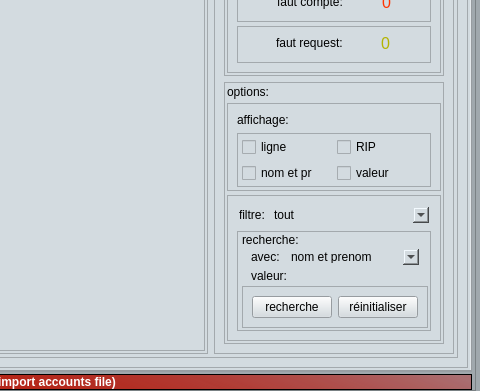
The window that ui/main_ui.ui (otmanLAHRECHE/CCP_cheker) describes before a commit, drawn with Qt 5; both pictures show x 470 to 950 and y 249 to 640 of the 950 by 640 pixel window.
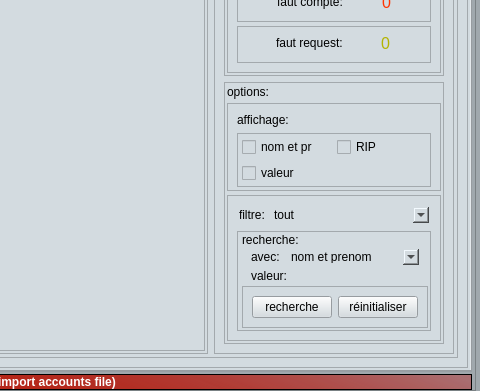
The same window after the commit.

Patch:
```diff
--- a/ui/main_ui.ui
+++ b/ui/main_ui.ui
@@ -760,21 +760,14 @@
                                </property>
                               </widget>
                              </item>
-                             <item row="1" column="0">
+                             <item row="0" column="0">
                               <widget class="QCheckBox" name="checkBox_2">
                                <property name="text">
                                 <string>nom et pr</string>
                                </property>
                               </widget>
                              </item>
-                             <item row="0" column="0">
-                              <widget class="QCheckBox" name="checkBox">
-                               <property name="text">
-                                <string>ligne</string>
-                               </property>
-                              </widget>
-                             </item>
-                             <item row="1" column="1">
+                             <item row="1" column="0">
                               <widget class="QCheckBox" name="checkBox_4">
                                <property name="text">
                                 <string>valeur</string>
```
